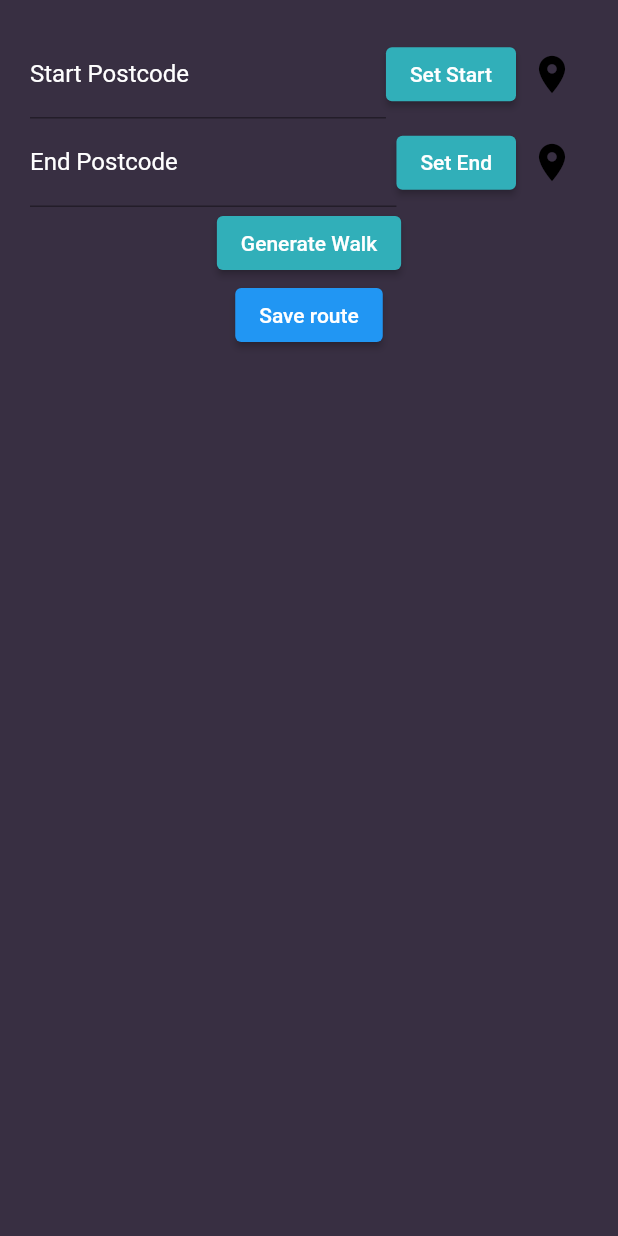
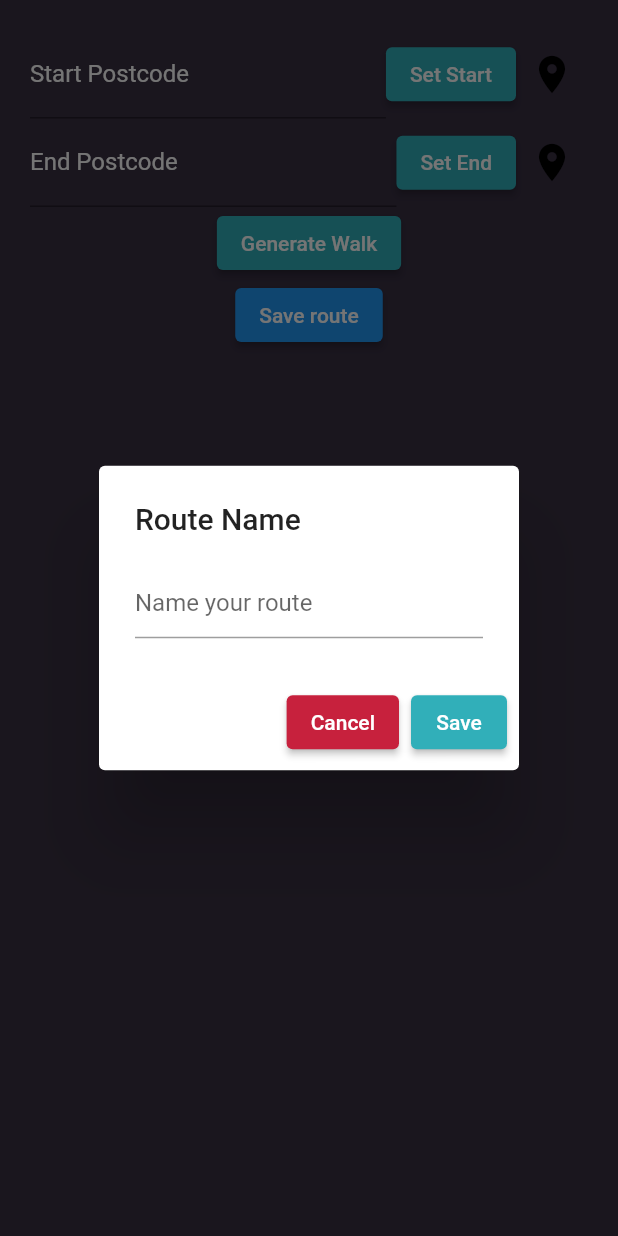
Before and after one commit to MattScarthSaunders/longWayHome, a Flutter app: the AddressForm widget shown alone on an empty page, opened directly, after a tap on "Save route", on a phone screen of 412 x 824 dp. Run offline on Flutter 3.47's test engine with Material 2 defaults, Android fonts, the phone set to English and light mode, and no system bars; our stand-ins replace email_validator, firebase_auth, firebase_core, flutter_map, geocoding, latlong2 and 2 more; missing offline and left inert: dart:ffi, google_polyline_algorithm; accounts and stored records are empty; network calls fail.

Commit message:
save route name popup input

```diff
--- a/lib/widgets/address_form.dart
+++ b/lib/widgets/address_form.dart
@@ -37,10 +37,47 @@ class AddressFormState extends State<AddressForm> {
                   ),
                   ElevatedButton(
                       onPressed: () {
-                        _saveWalk();
+                        _routeNameInputDialog(context);
                       },
                       child: Text("Save route")),
                 ])));
+  }
+
+  Future<void> _routeNameInputDialog(BuildContext context) async {
+    return showDialog(
+        context: context,
+        builder: (context) {
+          return Consumer<FormStateProvider>(
+              builder: (context, formStateListener, child) {
+            return AlertDialog(
+              title: const Text('Route Name'),
+              content: TextField(
+                onChanged: (value) {},
+                controller: formStateListener.routeNameInputController,
+                decoration: const InputDecoration(hintText: "Name your route"),
+              ),
+              actions: <Widget>[
+                ElevatedButton(
+                  style: ElevatedButton.styleFrom(
+                      backgroundColor: Color(0xFFC7213D)),
+                  child: const Text('Cancel'),
+                  onPressed: () {
+                    Navigator.pop(context);
+                  },
+                ),
+                ElevatedButton(
+                    style: ElevatedButton.styleFrom(
+                        backgroundColor: const Color(0xFF31AFB9)),
+                    child: const Text('Save'),
+                    onPressed: () {
+                      _saveWalk(formStateListener.routeNameInputController.text);
+                    Navigator.pop(context);
+
+                    }),
+              ],
+            );
+          });
+        });
   }
 
   _submitForm() {
@@ -50,9 +87,9 @@ class AddressFormState extends State<AddressForm> {
     }
   }
 
-  _saveWalk() {
+  _saveWalk(routeName) {
     var mapStateSetter = context.read<MapStateProvider>();
-    mapStateSetter.saveRoute();
+    mapStateSetter.saveRoute(routeName);
   }
 
   setFormContent(type) {
--- a/lib/widgets/state-providers/form_state_provider.dart
+++ b/lib/widgets/state-providers/form_state_provider.dart
@@ -16,6 +16,8 @@ class FormStateProvider with ChangeNotifier {
 
   TextEditingController startPointController = TextEditingController();
   TextEditingController endPointController = TextEditingController();
+  TextEditingController routeNameInputController = TextEditingController();
+
 
   // TextEditingController endPointController = TextEditingController(text: '');
 
@@ -104,7 +106,7 @@ class FormStateProvider with ChangeNotifier {
     endIconColor = Colors.black;
     startPointController = TextEditingController(text: '');
     endPointController = TextEditingController(text: '');
-    // pointController = TextEditingController();
+    routeNameInputController = TextEditingController();
     notifyListeners();
   }
 }
--- a/lib/widgets/state-providers/map_state_provider.dart
+++ b/lib/widgets/state-providers/map_state_provider.dart
@@ -205,17 +205,16 @@ class MapStateProvider with ChangeNotifier {
     });
   }
 
-  Future<http.Response> saveRoute() async {
-    final response = await http.post(
+  void saveRoute(routeName) async {
+     await http.post(
       Uri.parse(
           "https://rich-puce-bear-gown.cyclic.app/api/user/63a08560482372cd329d6888/route"),
       headers: <String, String>{
         'Content-Type': 'application/json; charset=UTF-8',
       },
-      body: json.encode({'routeName': 'York walk', 'routeData': plottedRoute}),
+      body: json.encode({'routeName': routeName, 'routeData': plottedRoute}),
     );
 
-    return jsonDecode(response.body);
   }
 
   Future<Map> getRoutes() async {
```
